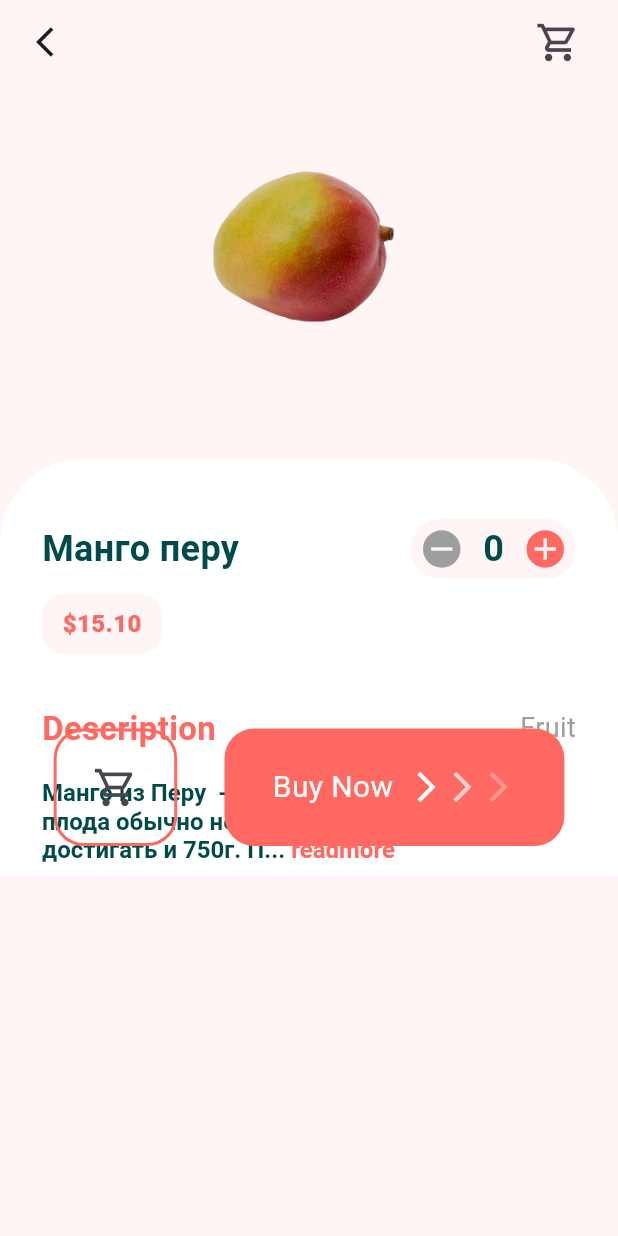
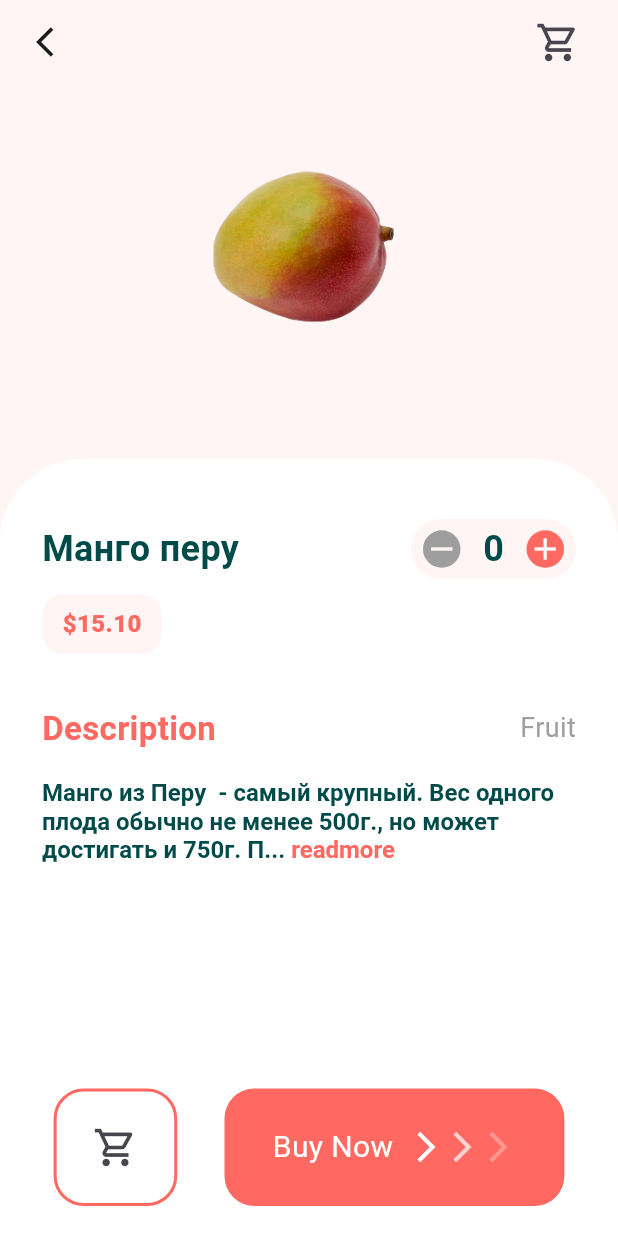
Before and after one commit to lolopindik/FruitShop, a Flutter app: the screen it shows after launch, after a tap on "Манго перу", on a phone screen of 412 x 824 dp. Run offline on Flutter 3.47's test engine with Material 3 defaults, Android fonts, the phone set to English and light mode, and no system bars.

Commit message:
fixed the layout

```diff
--- a/lib/pages/content_card.dart
+++ b/lib/pages/content_card.dart
@@ -31,8 +31,7 @@ class ContentCardState extends State<ContentCard> {
     return Scaffold(
       backgroundColor: AppTheme.sceletonBackground,
       appBar: buildAppBar(context),
-      body: SingleChildScrollView(
-        child: Stack(
+      body: Stack(
         children: [
           Column(
             children: [
@@ -216,7 +215,6 @@ class ContentCardState extends State<ContentCard> {
           ),
         ],
       ),
-      ),
     );
   }
 }
```
Also changed, not shown: pubspec.lock. Lines whose indentation alone changed are shown as unchanged.
